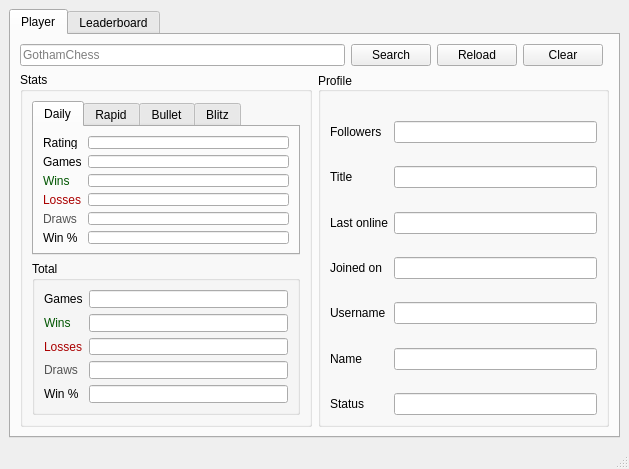
First picture: the form in src/interface/main_window.ui, repository afmdiazh/Chess-Dot-Py, before the edit.
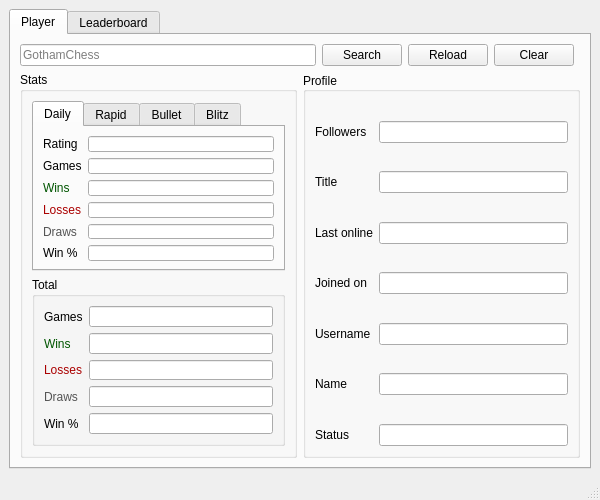
Second picture: the form after the edit. Icons and pictures are not drawn.

Commit message: UI: Title and minimum size

The edit to the form file:
```diff
--- a/src/interface/main_window.ui
+++ b/src/interface/main_window.ui
@@ -6,10 +6,16 @@
    <rect>
     <x>0</x>
     <y>0</y>
-    <width>629</width>
-    <height>469</height>
+    <width>600</width>
+    <height>500</height>
    </rect>
   </property>
+  <property name="minimumSize">
+   <size>
+    <width>600</width>
+    <height>500</height>
+   </size>
+  </property>
   <property name="windowTitle">
    <string>MainWindow</string>
   </property>
```
Left out of the diff: 4 changed lines with no effect on the pictures. The commit also changes 1 other file.
